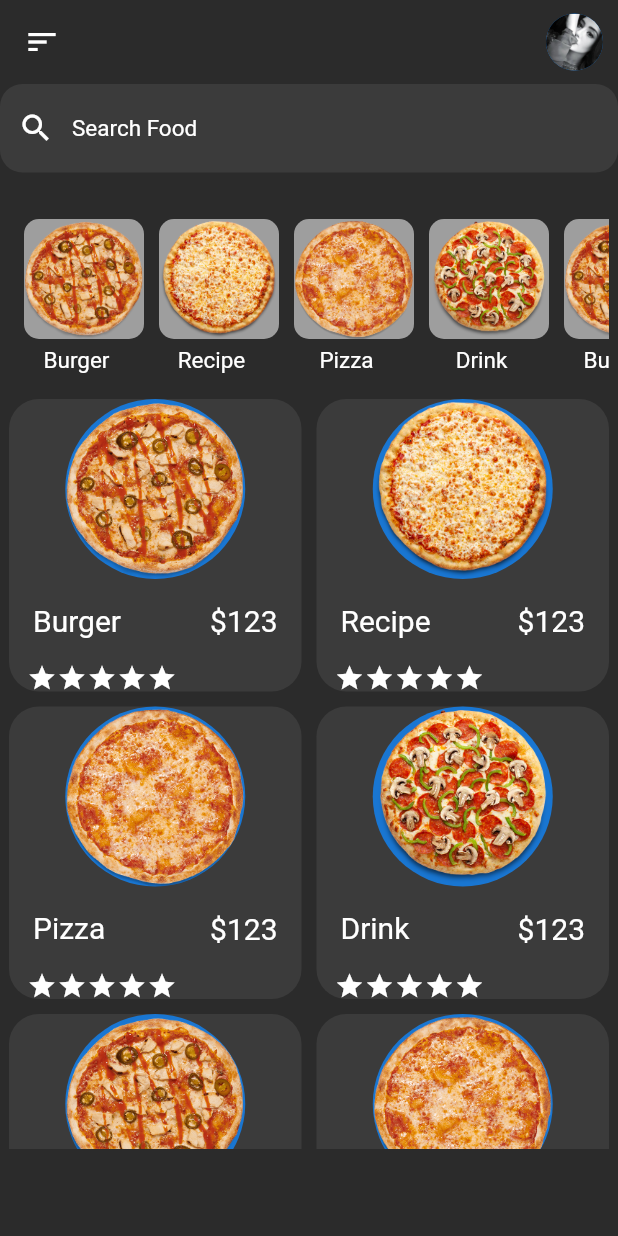
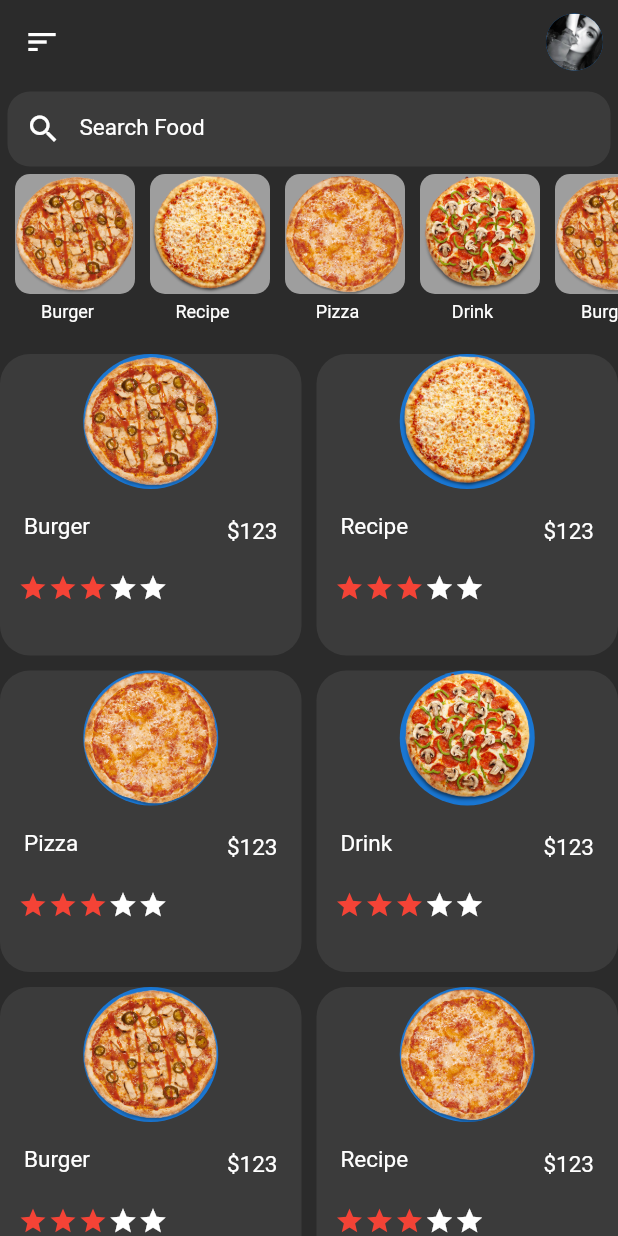
Before and after one commit to Nc-upadhyay/foodOrderingFlutterApp, a Flutter app: the screen it shows after launch, on a phone screen of 412 x 824 dp. Run offline on Flutter 3.47's test engine with Material 2 defaults, Android fonts, the phone set to English and light mode, and no system bars; our stand-ins replace animated_text_kit, cloud_firestore, firebase_auth, firebase_core, fluttertoast; accounts and stored records are empty.

Commit message:
food ordering app:: home screen

```diff
--- a/lib/homeScreen.dart
+++ b/lib/homeScreen.dart
@@ -37,19 +37,19 @@ class _HomeScreenState extends State<HomeScreen> {
         Container(
           width: 80,
           height: 80,
-          margin: EdgeInsets.only(left: 10),
+          margin: const EdgeInsets.only(left: 10),
           decoration: BoxDecoration(
               color: Colors.grey,
               borderRadius: BorderRadius.circular(10),
               image: DecorationImage(
                   image: AssetImage('images/${listOfCatergry[po]}'))),
         ),
-        SizedBox(
+        const SizedBox(
           height: 5,
         ),
         Text(
           listOfCatergryName[po].toString(),
-          style: TextStyle(color: Colors.white, fontSize: 15),
+          style: const TextStyle(color: Colors.white, fontSize: 12),
         )
       ],
     );
@@ -63,7 +63,7 @@ class _HomeScreenState extends State<HomeScreen> {
         backgroundColor: Color(0xff2b2b2b),
         elevation: 0.0,
         leading: Icon(Icons.sort),
-        actions: [
+        actions: const [
           Padding(
             padding: EdgeInsets.all(9.0),
             child: CircleAvatar(
@@ -77,13 +77,14 @@ class _HomeScreenState extends State<HomeScreen> {
         child: Column(
           mainAxisAlignment: MainAxisAlignment.center,
           children: [
-            SizedBox(
-              height: 80,
+            Container(
+              height: 60,
+              padding: const EdgeInsets.all(5),
               child: TextField(
                 decoration: InputDecoration(
                     hintText: 'Search Food',
                     hintStyle: TextStyle(color: Colors.white, fontSize: 15),
-                    prefixIcon: Icon(
+                    prefixIcon: const Icon(
                       Icons.search,
                       color: Colors.white,
                     ),
@@ -95,13 +96,8 @@ class _HomeScreenState extends State<HomeScreen> {
               ),
             ),
             SizedBox(
-              height: 10,
-            ),
-            SingleChildScrollView(
-              scrollDirection: Axis.horizontal,
-              child: SizedBox(
               height: 120,
-                width: 400,
+              width: 500,
               child: ListView.builder(
                   scrollDirection: Axis.horizontal,
                   itemBuilder: (BuildContext context, int position) {
@@ -109,10 +105,9 @@ class _HomeScreenState extends State<HomeScreen> {
                   },
                   itemCount: listOfCatergry.length),
             ),
-            ),
             SizedBox(
-              height: 500,
-              width: 400,
+              height: 930,
+              width: 700,
               child: GridView.builder(
                 scrollDirection: Axis.vertical,
                 itemBuilder: (context, index) {
@@ -131,35 +126,36 @@ class _HomeScreenState extends State<HomeScreen> {
     );
   }
 
-  Widget makeStart() {
+  Widget makeStar(Color col) {
     return Icon(
       Icons.star,
-      color: Colors.white,
+      color: col,
       size: 20,
     );
   }
 
   Widget middleContainer(int po) {
+    var i = getRedstart();
     return Container(
-      height: 660,
-      width: 200,
+      height: 950,
+      width: 500,
       decoration: BoxDecoration(
-          color: Color(0xff3b3b3b), borderRadius: BorderRadius.circular(20)),
+          color: const Color(0xff3b3b3b),
+          borderRadius: BorderRadius.circular(20)),
       child: Column(
-        mainAxisAlignment: MainAxisAlignment.center,
         children: [
           CircleAvatar(
             backgroundImage: AssetImage("images/${listOfCatergry[po]}"),
-            radius: 60,
+            radius: 45,
           ),
           ListTile(
             leading: Text(
               listOfCatergryName[po],
-              style: TextStyle(fontSize: 20, color: Colors.white),
+              style: const TextStyle(fontSize: 15, color: Colors.white),
             ),
-            trailing: Text(
+            trailing: const Text(
               '\$123',
-              style: TextStyle(fontSize: 20, color: Colors.white),
+              style: TextStyle(fontSize: 15, color: Colors.white),
             ),
           ),
           Padding(
@@ -167,11 +163,11 @@ class _HomeScreenState extends State<HomeScreen> {
             child: Row(
               mainAxisAlignment: MainAxisAlignment.start,
               children: [
-                makeStart(),
-                makeStart(),
-                makeStart(),
-                makeStart(),
-                makeStart()
+                makeStar(i >= 1 ? Colors.red : Colors.white),
+                makeStar(i >= 2 ? Colors.red : Colors.white),
+                makeStar(i >= 3 ? Colors.red : Colors.white),
+                makeStar(i >= 4 ? Colors.red : Colors.white),
+                makeStar(i >= 5 ? Colors.red : Colors.white)
               ],
             ),
           )
@@ -179,4 +175,8 @@ class _HomeScreenState extends State<HomeScreen> {
       ),
     );
   }
+
+  getRedstart() {
+    return 3;
   }
+}
```
Lines whose indentation alone changed are shown as unchanged.
